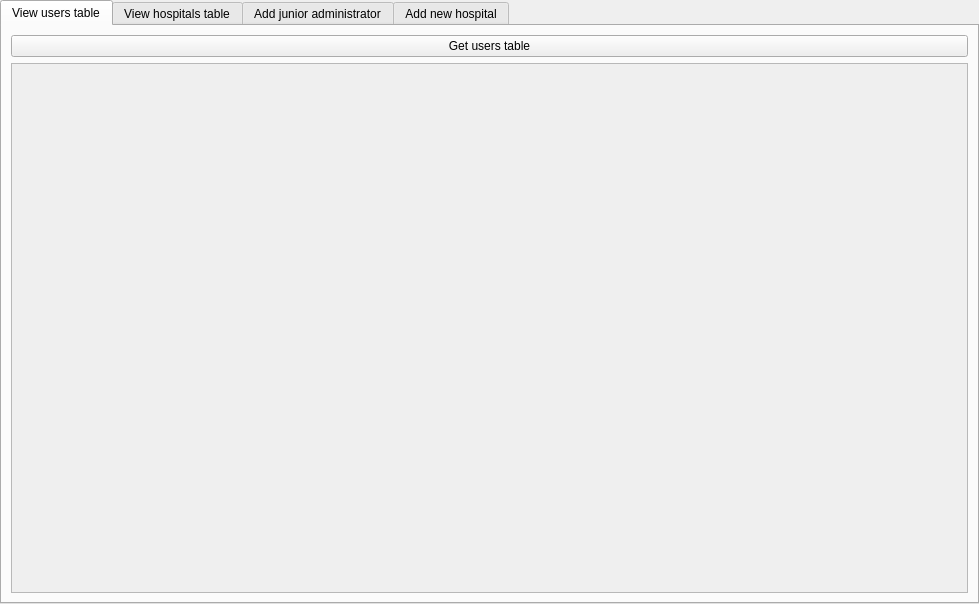
The window that server+database/QtApp/forms/senior_admin_window.ui (SanriaArgos/MedScheduler) describes before a commit, drawn with Qt 5.
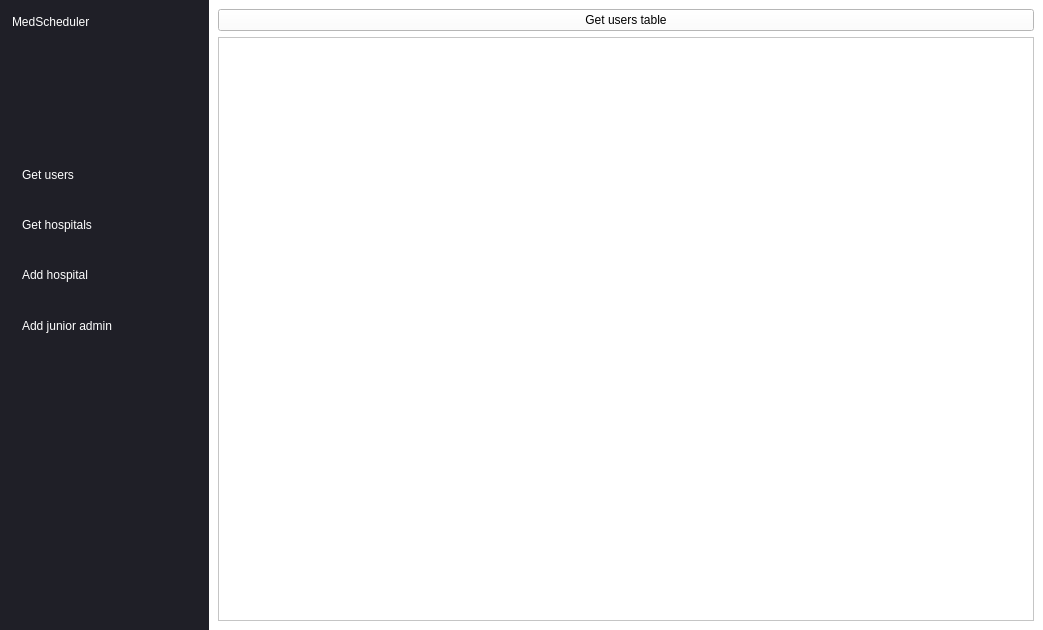
The same window after the commit. Icons and pictures are not drawn.

Commit message: build:change senior admin design

```diff
--- a/server+database/QtApp/forms/senior_admin_window.ui
+++ b/server+database/QtApp/forms/senior_admin_window.ui
@@ -6,8 +6,8 @@
    <rect>
     <x>0</x>
     <y>0</y>
-    <width>979</width>
-    <height>604</height>
+    <width>1043</width>
+    <height>630</height>
    </rect>
   </property>
   <property name="windowTitle">
@@ -18,7 +18,8 @@
     <normaloff>:/images/icon-512.png</normaloff>:/images/icon-512.png</iconset>
   </property>
   <property name="styleSheet">
-   <string notr="true"/>
+   <string notr="true">background-color: rgb(255, 255, 255);
+color: rgb(0, 0, 0);</string>
   </property>
   <widget class="QWidget" name="centralwidget">
    <property name="styleSheet">
@@ -41,14 +42,174 @@
      <number>0</number>
     </property>
     <item>
-     <widget class="QTabWidget" name="tabWidget">
-      <property name="currentIndex">
-       <number>0</number>
+     <widget class="QGroupBox" name="menu">
+      <property name="sizePolicy">
+       <sizepolicy hsizetype="Preferred" vsizetype="Preferred">
+        <horstretch>20</horstretch>
+        <verstretch>0</verstretch>
+       </sizepolicy>
       </property>
-      <widget class="QWidget" name="users_table_tab">
-       <attribute name="title">
-        <string>View users table</string>
-       </attribute>
+      <property name="styleSheet">
+       <string notr="true">border: none;
+background-color: rgb(31, 31, 39);
+color: rgb(255, 255, 255);</string>
+      </property>
+      <property name="title">
+       <string/>
+      </property>
+      <layout class="QVBoxLayout" name="verticalLayout_5">
+       <item>
+        <widget class="QLabel" name="title">
+         <property name="sizePolicy">
+          <sizepolicy hsizetype="Preferred" vsizetype="Preferred">
+           <horstretch>0</horstretch>
+           <verstretch>30</verstretch>
+          </sizepolicy>
+         </property>
+         <property name="styleSheet">
+          <string notr="true">font: 20pt &quot;Segoe UI&quot;;</string>
+         </property>
+         <property name="text">
+          <string>MedScheduler</string>
+         </property>
+         <property name="alignment">
+          <set>Qt::AlignmentFlag::AlignLeading|Qt::AlignmentFlag::AlignLeft|Qt::AlignmentFlag::AlignTop</set>
+         </property>
+        </widget>
+       </item>
+       <item>
+        <widget class="QPushButton" name="button_get_users">
+         <property name="sizePolicy">
+          <sizepolicy hsizetype="Minimum" vsizetype="Preferred">
+           <horstretch>0</horstretch>
+           <verstretch>10</verstretch>
+          </sizepolicy>
+         </property>
+         <property name="styleSheet">
+          <string notr="true">QPushButton {
+           color: rgb(255, 255, 255);
+         font: 15pt 'Arial';
+         text-align: left;
+          padding-left: 10%;
+        background-color: transparent;
+        border: none;
+        }
+        QPushButton:hover {
+          background-color: rgba(64, 64, 80, 100);
+          border-radius: 10px;
+        }</string>
+         </property>
+         <property name="text">
+          <string>Get users</string>
+         </property>
+        </widget>
+       </item>
+       <item>
+        <widget class="QPushButton" name="button_get_hospitals">
+         <property name="sizePolicy">
+          <sizepolicy hsizetype="Minimum" vsizetype="Preferred">
+           <horstretch>0</horstretch>
+           <verstretch>10</verstretch>
+          </sizepolicy>
+         </property>
+         <property name="styleSheet">
+          <string notr="true">QPushButton {
+           color: rgb(255, 255, 255);
+         font: 15pt 'Arial';
+         text-align: left;
+          padding-left: 10%;
+        background-color: transparent;
+        border: none;
+        }
+        QPushButton:hover {
+          background-color: rgba(64, 64, 80, 100);
+          border-radius: 10px;
+        }</string>
+         </property>
+         <property name="text">
+          <string>Get hospitals</string>
+         </property>
+        </widget>
+       </item>
+       <item>
+        <widget class="QPushButton" name="button_add_hospital">
+         <property name="sizePolicy">
+          <sizepolicy hsizetype="Minimum" vsizetype="Preferred">
+           <horstretch>0</horstretch>
+           <verstretch>10</verstretch>
+          </sizepolicy>
+         </property>
+         <property name="styleSheet">
+          <string notr="true">QPushButton {
+           color: rgb(255, 255, 255);
+         font: 15pt 'Arial';
+         text-align: left;
+          padding-left: 10%;
+        background-color: transparent;
+        border: none;
+        }
+        QPushButton:hover {
+          background-color: rgba(64, 64, 80, 100);
+          border-radius: 10px;
+        }</string>
+         </property>
+         <property name="text">
+          <string>Add hospital</string>
+         </property>
+        </widget>
+       </item>
+       <item>
+        <widget class="QPushButton" name="button_add_junior_admin">
+         <property name="sizePolicy">
+          <sizepolicy hsizetype="Minimum" vsizetype="Preferred">
+           <horstretch>0</horstretch>
+           <verstretch>10</verstretch>
+          </sizepolicy>
+         </property>
+         <property name="styleSheet">
+          <string notr="true">QPushButton {
+           color: rgb(255, 255, 255);
+         font: 15pt 'Arial';
+         text-align: left;
+          padding-left: 10%;
+        background-color: transparent;
+        border: none;
+        }
+        QPushButton:hover {
+          background-color: rgba(64, 64, 80, 100);
+          border-radius: 10px;
+        }</string>
+         </property>
+         <property name="text">
+          <string>Add junior admin</string>
+         </property>
+        </widget>
+       </item>
+       <item>
+        <widget class="QLabel" name="label_2">
+         <property name="sizePolicy">
+          <sizepolicy hsizetype="Preferred" vsizetype="Preferred">
+           <horstretch>0</horstretch>
+           <verstretch>60</verstretch>
+          </sizepolicy>
+         </property>
+         <property name="text">
+          <string/>
+         </property>
+        </widget>
+       </item>
+      </layout>
+     </widget>
+    </item>
+    <item>
+     <widget class="QStackedWidget" name="stackedWidget">
+      <property name="sizePolicy">
+       <sizepolicy hsizetype="Preferred" vsizetype="Preferred">
+        <horstretch>80</horstretch>
+        <verstretch>0</verstretch>
+       </sizepolicy>
+      </property>
+      <widget class="QWidget" name="page_get_users" native="true">
        <layout class="QVBoxLayout" name="verticalLayout_2">
         <item>
          <widget class="QPushButton" name="get_users_table_button">
@@ -70,8 +231,8 @@
             <rect>
              <x>0</x>
              <y>0</y>
-             <width>951</width>
-             <height>507</height>
+             <width>955</width>
+             <height>544</height>
             </rect>
            </property>
           </widget>
@@ -79,10 +240,7 @@
         </item>
        </layout>
       </widget>
-      <widget class="QWidget" name="hospitals_table_tab">
-       <attribute name="title">
-        <string>View hospitals table</string>
-       </attribute>
+      <widget class="QWidget" name="page_get_hospitals" native="true">
        <layout class="QVBoxLayout" name="verticalLayout_4">
         <item>
          <widget class="QPushButton" name="get_hospitals_table_button">
@@ -113,10 +271,7 @@
         </item>
        </layout>
       </widget>
-      <widget class="QWidget" name="junior_administrator_tab">
-       <attribute name="title">
-        <string>Add junior administrator</string>
-       </attribute>
+      <widget class="QWidget" name="page_add_junior_admin" native="true">
        <layout class="QVBoxLayout" name="verticalLayout">
         <item>
          <widget class="QGroupBox" name="groupBox">
@@ -186,10 +341,7 @@
         </item>
        </layout>
       </widget>
-      <widget class="QWidget" name="new_hospital_tab">
-       <attribute name="title">
-        <string>Add new hospital</string>
-       </attribute>
+      <widget class="QWidget" name="page_add_hospital" native="true">
        <layout class="QVBoxLayout" name="verticalLayout_3">
         <item>
          <widget class="QGroupBox" name="groupBox_3">
```
Left out of the diff: 4 changed lines with no effect on the pictures. The commit also changes 3 other files.
